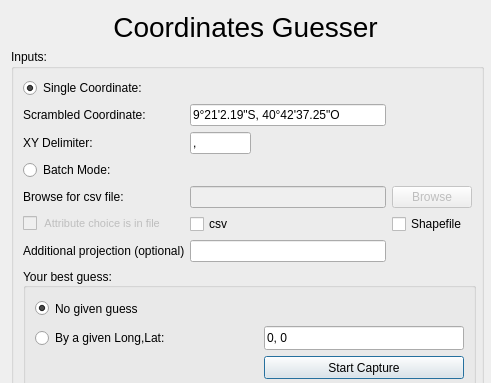
The window that CoordGuesser_dialog_base.ui (jicrbuh/CoordinateGuesser) describes before a commit, drawn with Qt 5; both pictures show x 0 to 491 and y 0 to 383 of the 491 by 836 pixel window.
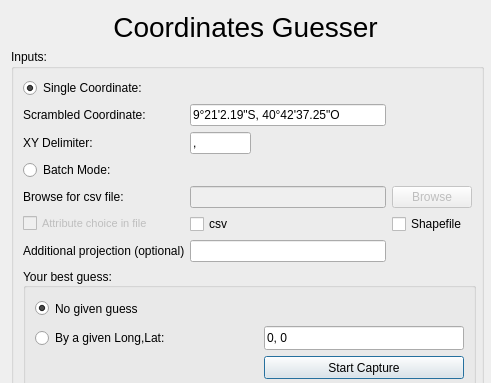
The same window after the commit.

```diff
--- a/CoordGuesser_dialog_base.ui
+++ b/CoordGuesser_dialog_base.ui
@@ -408,7 +408,7 @@
          <string>&lt;html&gt;&lt;head/&gt;&lt;body&gt;&lt;p&gt;Check if the attribute for every scrambled coordinate is different and in the third row in the csv file&lt;/p&gt;&lt;/body&gt;&lt;/html&gt;</string>
         </property>
         <property name="text">
-         <string> Attribute choice is in file</string>
+         <string>Attribute choice in file</string>
         </property>
         <property name="checked">
          <bool>false</bool>
```
